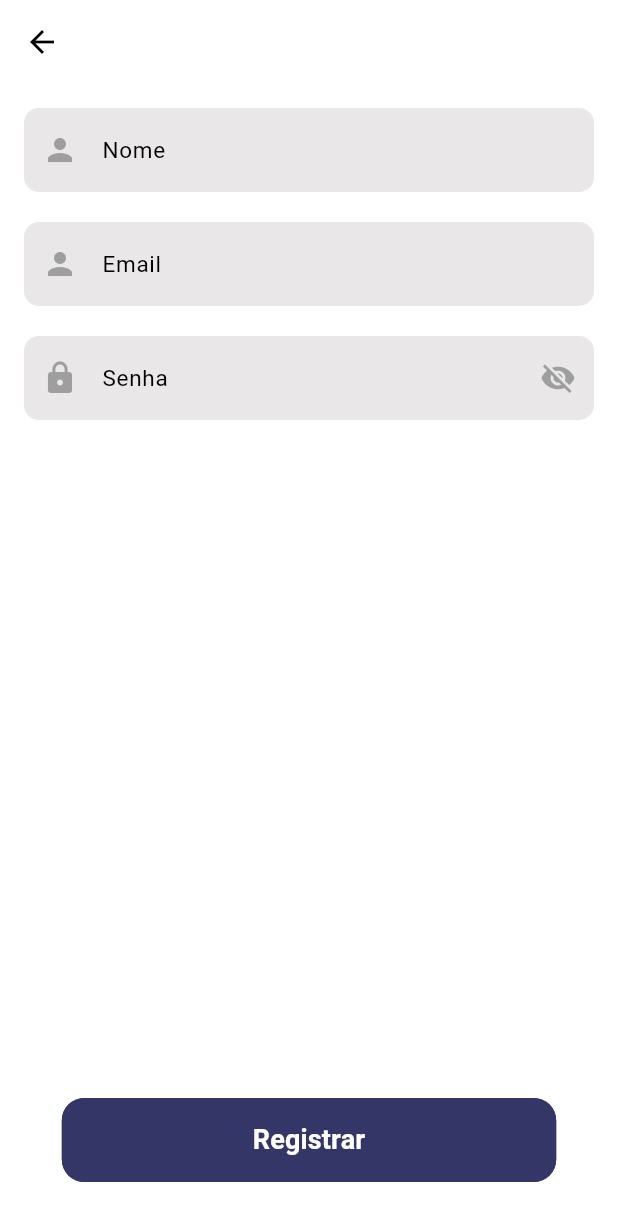
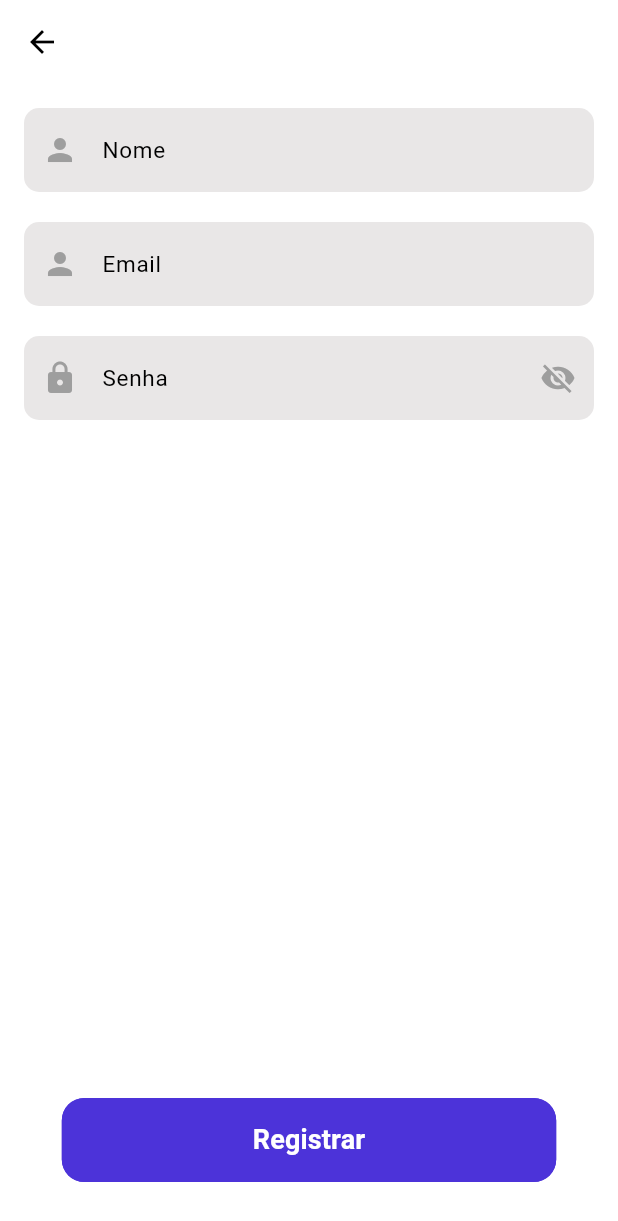
Before and after one commit to formatechsolutions/Buscador-de-pre-o, a Flutter app: the screen it shows after launch, after a tap on "REGISTRAR", on a phone screen of 412 x 824 dp. Shown: the top 1221 px of the screen. Run offline on Flutter 3.47's test engine with Material 3 defaults, Android fonts, the phone set to English and light mode, and no system bars; our stand-ins replace get, package_info_plus.

Commit message:
Alterando o visual

```diff
--- a/lib/core/pages/custom/button/custom_button_main.dart
+++ b/lib/core/pages/custom/button/custom_button_main.dart
@@ -27,7 +27,7 @@ class CustomButtonMain extends StatelessWidget {
         style: OutlinedButton.styleFrom(
           padding: const EdgeInsets.all(25.0),
           shape: RoundedRectangleBorder(
-            borderRadius: BorderRadius.circular(15.0),
+            borderRadius: BorderRadius.circular(40.0),
           ),
           side: BorderSide(
             color: colorButton,
--- a/lib/core/pages/custom/colors_controller.dart
+++ b/lib/core/pages/custom/colors_controller.dart
@@ -12,7 +12,7 @@ class ColorController extends GetxController {
 class ColorsController {
   static const Color backgroundWhite = Color(0xFFFFFFFF);
   static const Color backgroundBlack = Color.fromARGB(255, 0, 0, 0);
-  static const Color primary = Color(0xFF353668);
+  static const Color primary = Color(0xFF4C33D9);
   static const Color transparentGrey = Color.fromARGB(255, 159, 159, 160);
   static const Color textWhite = Color(0xFFFFFFFF);
   static const Color textBlack = Color(0xFF000000);
--- a/lib/core/pages/home/home_page.dart
+++ b/lib/core/pages/home/home_page.dart
@@ -27,18 +27,13 @@ class HomePage extends StatelessWidget {
                 filterQuality: FilterQuality.high,
                 alignment: Alignment.topCenter,
               ),
-              Image(
-                image: const AssetImage('assets/icons/icon.png'),
-                height: screenHeight * 0.15,
-                filterQuality: FilterQuality.high,
-                alignment: Alignment.center,
-              ),
+              const Spacer(),
               Transform.translate(
                 offset: const Offset(0, -10),
                 child: Text(
                   "BuscaPreço",
                   style: TextStyle(
-                    fontSize: screenWidth * 0.09,
+                    fontSize: screenWidth * 0.12,
                     fontFamily: 'Roboto',
                     fontWeight: FontWeight.w900,
                     color: ColorsController.primary,
--- a/lib/main.dart
+++ b/lib/main.dart
@@ -1,5 +1,4 @@
 import 'package:busca_preco/run_app.dart';
-
 void main() {
   RunApp.run();
 }
```
Also changed, not shown: assets/icons/icon.png (deleted), assets/images/rectangle.png.
